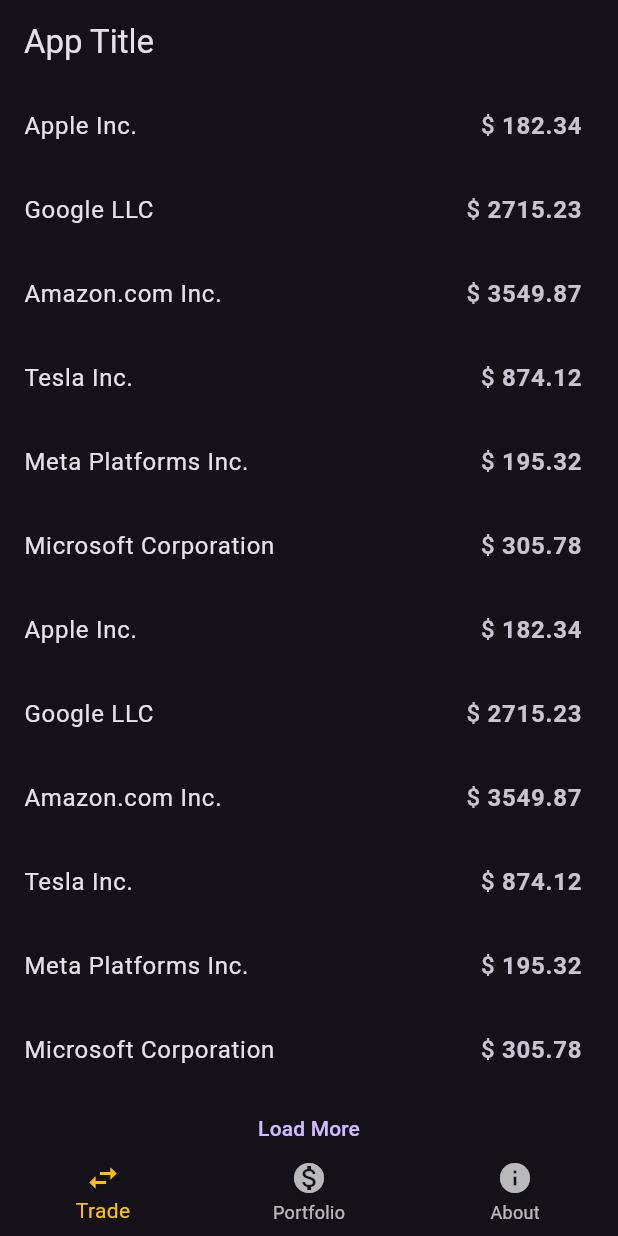
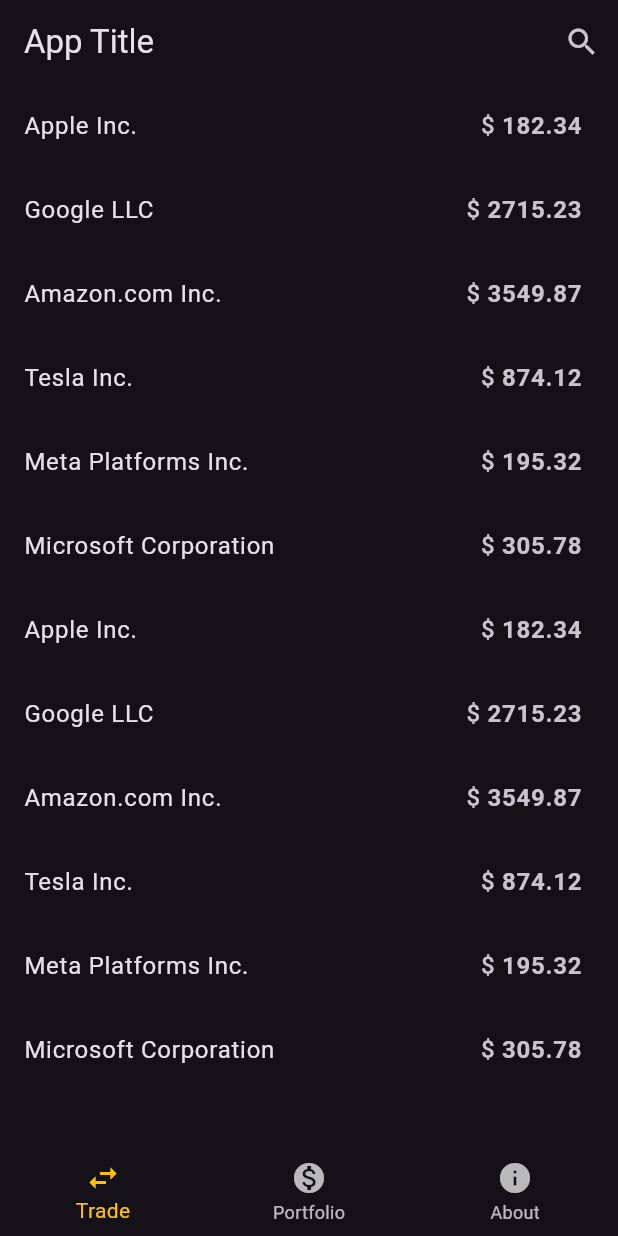
Before and after one commit to VarunBanka/Paper-Trader-using-flutter, a Flutter app: the screen it shows after launch, on a phone screen of 412 x 824 dp. Run offline on Flutter 3.47's test engine with Material 3 defaults, Android fonts, the phone set to English and light mode, and no system bars.

Commit message:
Added search & removed loadMore

```diff
--- a/lib/main.dart
+++ b/lib/main.dart
@@ -2,9 +2,10 @@
 import 'package:paper_trading/trade_screen.dart';
 import 'package:paper_trading/portfolio_screen.dart';
 import 'package:paper_trading/about_screen.dart';
+import 'package:paper_trading/search_page.dart';
 
 void main() {
-  runApp(MyApp());
+  runApp(const MyApp());
 }
 
 class MyApp extends StatelessWidget {
@@ -39,6 +40,13 @@
     return Scaffold(
       appBar: AppBar(
         title: const Text('App Title'),
+        actions: [
+          IconButton(
+            icon: Icon(Icons.search), // Search icon for Load More screen
+            onPressed: () => Navigator.push(context,
+                MaterialPageRoute(builder: (context) => LoadMoreScreen())),
+          ),
+        ],
       ),
       body: _buildBody(), // Delegate body building based on index
       bottomNavigationBar: BottomNavigationBar(
--- a/lib/trade_screen.dart
+++ b/lib/trade_screen.dart
@@ -1,6 +1,5 @@
 import 'package:flutter/material.dart';
 import 'package:paper_trading/trade_data.dart'; // Import trade_data.dart
-import 'package:paper_trading/load_more_screen.dart'; // Import load_more_screen.dart
 
 class TradeScreen extends StatefulWidget {
   const TradeScreen({Key? key}) : super(key: key);
@@ -23,9 +22,6 @@
 }
 
 class _TradeScreenState extends State<TradeScreen> {
-  // Flag to indicate if "Load More" is visible
-  bool _showLoadMore = true;
-
   void _showItemDetails(Map<String, dynamic> item) {
     showModalBottomSheet<void>(
       context: context,
@@ -33,36 +29,12 @@
     );
   }
 
-  void _onLoadMore() {
-    // Simulate loading more data (replace with actual logic)
-    Future.delayed(const Duration(seconds: 1), () {
-      setState(() {
-        _showLoadMore = false; // Hide "Load More" after simulation
-      });
-    });
-
-    // Navigate to LoadMoreScreen
-    Navigator.push(
-        context, MaterialPageRoute(builder: (context) => LoadMoreScreen()));
-  }
-
   @override
   Widget build(BuildContext context) {
-    return ListView.builder(
-      itemCount:
-          tradeItems.length + (_showLoadMore ? 1 : 0), // Add 1 for Load More
+    return Scaffold(
+      body: ListView.builder(
+        itemCount: tradeItems.length, // No need for Load More indicator
         itemBuilder: (context, index) {
-        if (index == tradeItems.length) {
-          // Show "Load More" button if applicable
-          return TextButton(
-            onPressed: _onLoadMore,
-            style: TextButton.styleFrom(
-              padding: const EdgeInsets.symmetric(
-                  horizontal: 10, vertical: 5), // Smaller padding
-            ),
-            child: const Text('Load More'),
-          );
-        }
           final item = tradeItems[index];
           return ListTile(
             title: Text(item['name']),
@@ -72,14 +44,15 @@
                 const Text('\$ ', style: TextStyle(fontSize: 16)),
                 Text(
                   item['price'].toStringAsFixed(2),
-                style:
-                    const TextStyle(fontWeight: FontWeight.bold, fontSize: 16),
+                  style: const TextStyle(
+                      fontWeight: FontWeight.bold, fontSize: 16),
                 ),
               ],
             ),
             onTap: () => _showItemDetails(item),
           );
         },
+      ),
     );
   }
 }
```
Also changed, not shown: lib/load_more_screen.dart (deleted, +0 -69 lines), lib/search_page.dart (added, +101 -0 lines). Lines whose indentation alone changed are shown as unchanged.
